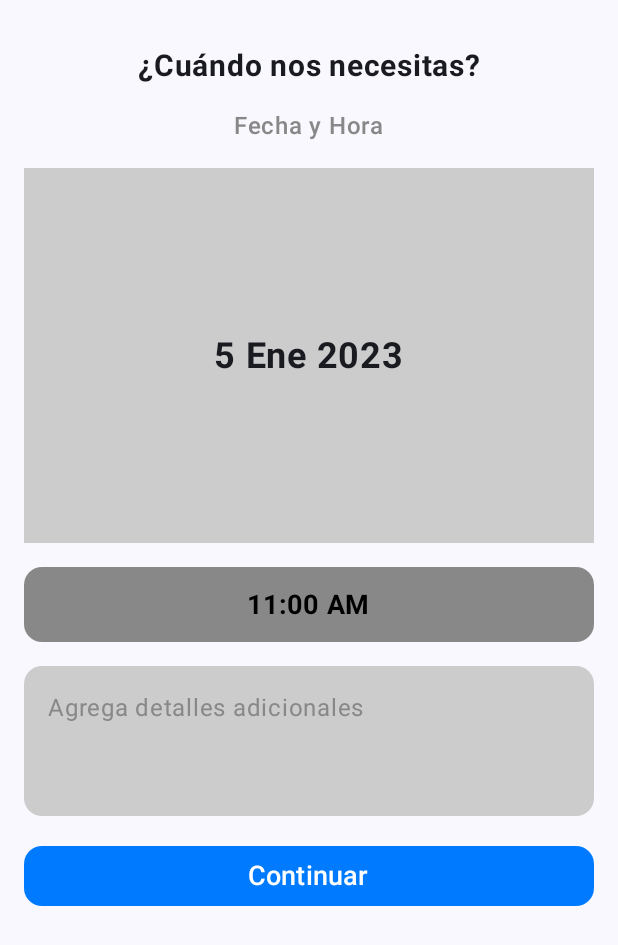
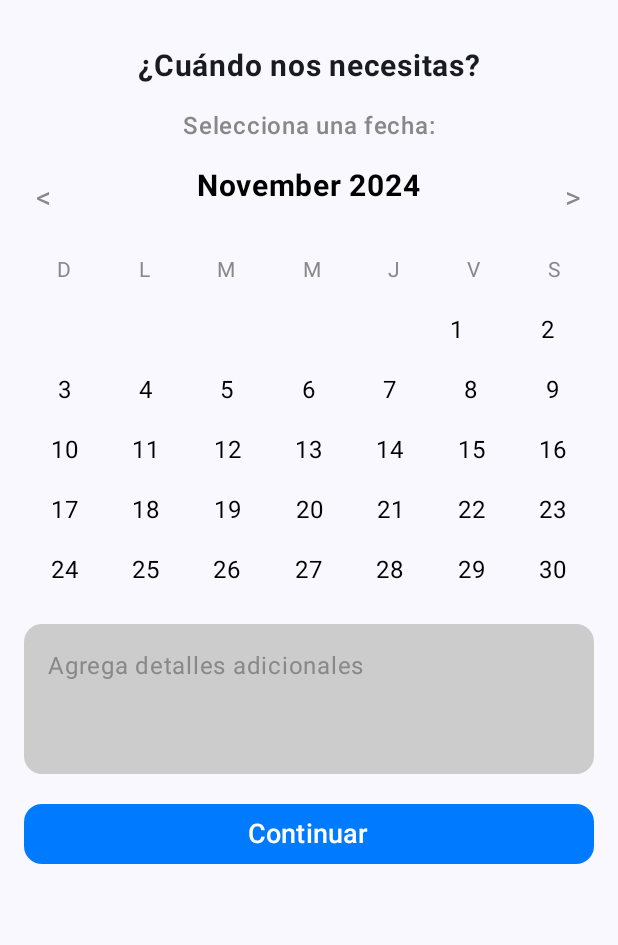
Before and after one commit to erickguerra2/PureSpace, an Android app built with Jetpack Compose: the composable DetallesServicioScreen shown on its own in the app's theme, on a phone screen of 412 x 824 dp. Shown: the top 945 px of the screen. Run offline under Robolectric (Android 15) with nearby library versions, the phone set to English and light mode, and no system bars.

Commit message:
Ultimos arreglos

```diff
--- a/app/src/main/java/com/aplication/purespace/ui/detalles/view/DetallesServicio.kt
+++ b/app/src/main/java/com/aplication/purespace/ui/detalles/view/DetallesServicio.kt
@@ -1,6 +1,7 @@
 package com.aplication.purespace.ui.detalles.view
 
 import androidx.compose.foundation.background
+import androidx.compose.foundation.clickable
 import androidx.compose.foundation.layout.*
 import androidx.compose.foundation.text.BasicTextField
 import androidx.compose.foundation.text.KeyboardOptions
@@ -13,13 +14,15 @@ import androidx.compose.ui.text.font.FontWeight
 import androidx.compose.ui.text.input.KeyboardType
 import androidx.compose.ui.unit.dp
 import androidx.compose.ui.unit.sp
-import java.util.*
+import java.time.LocalDate
+import java.time.YearMonth
 
 @Composable
 fun DetallesServicioScreen(navigateToPay: () -> Unit) {
-    var selectedDate by remember { mutableStateOf("5 Ene 2023") }
-    var selectedTime by remember { mutableStateOf("11:00 AM") }
+    var selectedDate by remember { mutableStateOf<LocalDate?>(null) }
     var additionalDetails by remember { mutableStateOf("") }
+    val currentMonth = remember { mutableStateOf(YearMonth.now()) }
+    val daysInMonth = generateDaysInMonth(currentMonth.value)
 
     Column(
         modifier = Modifier
@@ -39,7 +42,7 @@ fun DetallesServicioScreen(navigateToPay: () -> Unit) {
         Spacer(modifier = Modifier.height(16.dp))
 
         Text(
-            text = "Fecha y Hora",
+            text = "Selecciona una fecha:",
             fontSize = 16.sp,
             fontWeight = FontWeight.SemiBold,
             color = Color.Gray
@@ -48,32 +51,18 @@ fun DetallesServicioScreen(navigateToPay: () -> Unit) {
         Spacer(modifier = Modifier.height(16.dp))
 
         // Calendario
-        Box(
-            modifier = Modifier
-                .fillMaxWidth()
-                .height(250.dp)
-                .background(Color.LightGray),
-            contentAlignment = Alignment.Center
-        ) {
-            Text(text = selectedDate, fontSize = 24.sp, fontWeight = FontWeight.Bold)
-        }
+        WorkoutCalendar(
+            daysInMonth = daysInMonth,
+            selectedDay = selectedDate,
+            currentMonth = currentMonth.value,
+            onDayClick = { day -> selectedDate = day },
+            onNextMonth = { currentMonth.value = currentMonth.value.plusMonths(1) },
+            onPreviousMonth = { currentMonth.value = currentMonth.value.minusMonths(1) }
+        )
 
         Spacer(modifier = Modifier.height(16.dp))
 
-        // Selección de hora
-        Box(
-            modifier = Modifier
-                .fillMaxWidth()
-                .height(50.dp)
-                .background(Color.Gray, shape = MaterialTheme.shapes.medium),
-            contentAlignment = Alignment.Center
-        ) {
-            Text(text = selectedTime, fontSize = 18.sp, fontWeight = FontWeight.Bold, color = Color.Black)
-        }
-
-        Spacer(modifier = Modifier.height(16.dp))
-
-
+        // Detalles adicionales
         BasicTextField(
             value = additionalDetails,
             onValueChange = { additionalDetails = it },
@@ -97,9 +86,12 @@ fun DetallesServicioScreen(navigateToPay: () -> Unit) {
 
         Spacer(modifier = Modifier.height(16.dp))
 
-
+        // Botón para continuar
         Button(
-            onClick = { navigateToPay() },
+            onClick = {
+                // Navega y pasa la fecha seleccionada
+                navigateToPay()
+            },
             modifier = Modifier.fillMaxWidth(),
             colors = ButtonDefaults.buttonColors(containerColor = Color(0xFF007BFF)),
             shape = MaterialTheme.shapes.medium
@@ -108,3 +100,111 @@ fun DetallesServicioScreen(navigateToPay: () -> Unit) {
         }
     }
 }
+
+@Composable
+fun WorkoutCalendar(
+    daysInMonth: List<LocalDate>,
+    selectedDay: LocalDate?,
+    currentMonth: YearMonth,
+    onDayClick: (LocalDate) -> Unit,
+    onNextMonth: () -> Unit,
+    onPreviousMonth: () -> Unit
+) {
+    val daysOfWeek = listOf("D", "L", "M", "M", "J", "V", "S")
+
+    Column(
+        modifier = Modifier.fillMaxWidth(),
+        horizontalAlignment = Alignment.CenterHorizontally
+    ) {
+        Row(
+            modifier = Modifier.fillMaxWidth(),
+            horizontalArrangement = Arrangement.SpaceBetween
+        ) {
+            Text(
+                text = "<",
+                modifier = Modifier
+                    .padding(8.dp)
+                    .clickable { onPreviousMonth() },
+                fontSize = 20.sp,
+                color = Color.Gray
+            )
+
+            Text(
+                text = "${currentMonth.month.name.lowercase().capitalize()} ${currentMonth.year}",
+                fontWeight = FontWeight.Bold,
+                fontSize = 20.sp,
+                color = Color.Black
+            )
+
+            Text(
+                text = ">",
+                modifier = Modifier
+                    .padding(8.dp)
+                    .clickable { onNextMonth() },
+                fontSize = 20.sp,
+                color = Color.Gray
+            )
+        }
+
+        Spacer(modifier = Modifier.height(16.dp))
+
+        Row(
+            modifier = Modifier.fillMaxWidth(),
+            horizontalArrangement = Arrangement.SpaceAround
+        ) {
+            daysOfWeek.forEach { day ->
+                Text(text = day, fontSize = 14.sp, color = Color.Gray)
+            }
+        }
+
+        Spacer(modifier = Modifier.height(8.dp))
+
+        daysInMonth.chunked(7).forEach { week ->
+            Row(
+                modifier = Modifier.fillMaxWidth(),
+                horizontalArrangement = Arrangement.SpaceAround
+            ) {
+                week.forEach { day ->
+                    Text(
+                        text = if (day.month == currentMonth.month) day.dayOfMonth.toString() else "",
+                        fontSize = 16.sp,
+                        color = if (day == selectedDay) Color.Blue else Color.Black,
+                        modifier = Modifier
+                            .padding(8.dp)
+                            .clickable { onDayClick(day) }
+                    )
+                }
+            }
+        }
+    }
+}
+
+fun generateDaysInMonth(month: YearMonth): List<LocalDate> {
+    val firstDayOfMonth = month.atDay(1)
+    val lastDayOfMonth = month.atEndOfMonth()
+    val days = mutableListOf<LocalDate>()
+
+    // Añadir días anteriores del mes anterior para completar la primera semana
+    val firstDayOfWeek = firstDayOfMonth.dayOfWeek.value % 7
+    val previousMonth = month.minusMonths(1)
+    val lastDayOfPreviousMonth = previousMonth.atEndOfMonth()
+    for (i in firstDayOfWeek downTo 1) {
+        days.add(lastDayOfPreviousMonth.minusDays((i - 1).toLong()))
+    }
+
+    // Añadir días del mes actual
+    for (day in 1..lastDayOfMonth.dayOfMonth) {
+        days.add(month.atDay(day))
+    }
+
+    // Añadir días del próximo mes para completar la última semana
+    val remainingDays = 7 - days.size % 7
+    if (remainingDays < 7) {
+        val nextMonth = month.plusMonths(1)
+        for (i in 1..remainingDays) {
+            days.add(nextMonth.atDay(i))
+        }
+    }
+
+    return days
+}
```
Also changed, not shown: app/src/main/java/com/aplication/purespace/model/Service.kt (+4 -4 lines), app/src/main/java/com/aplication/purespace/ui/home/view/HomeScreen.kt (+21 -26 lines), app/src/main/java/com/aplication/purespace/ui/home/viewmodel/HomeViewModel.kt (+12 -13 lines).
